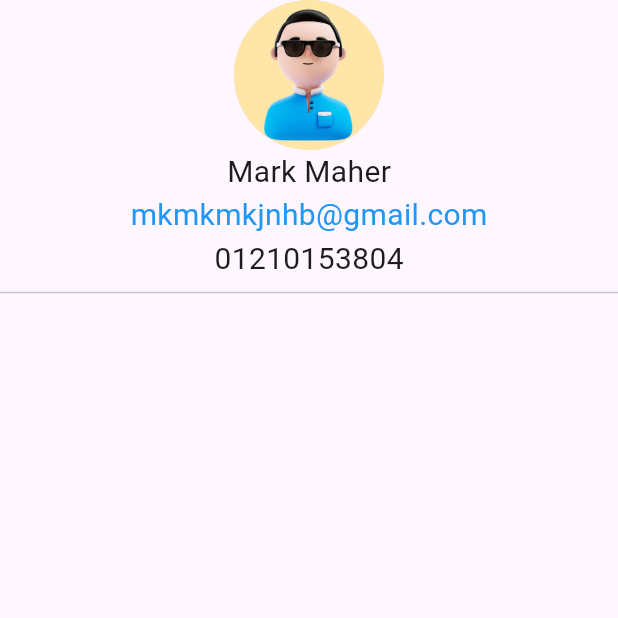
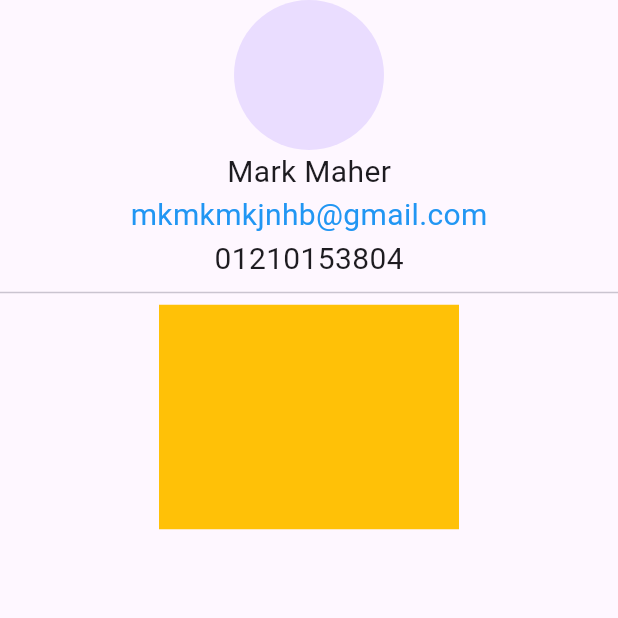
Before and after one commit to mark-maher-moris/Z-Shop, a Flutter app: the SettingsScreen screen opened directly, on a phone screen of 412 x 824 dp, the top half of it. Run offline on Flutter 3.47's test engine with Material 3 defaults, Android fonts, the phone set to English and light mode, and no system bars; our stand-ins replace bloc, carousel_slider, dio, dotted_border, flutter_bloc, fluttertoast and 1 more; accounts and stored records are empty; network calls fail; statements that could not run were skipped.

Commit message:
Profile Cliper

```diff
--- a/lib/modules/settings/settingsScreen.dart
+++ b/lib/modules/settings/settingsScreen.dart
@@ -12,7 +12,7 @@ class SettingsScreen extends StatelessWidget {
           children: [
             CircleAvatar(
               radius: 50,
-              backgroundImage: AssetImage('assets/AccountPhoto.jpg'),
+              // backgroundImage: AssetImage('assets/AccountPhoto.jpg'),
             ),
             Text(
               'Mark Maher',
@@ -27,9 +27,33 @@ class SettingsScreen extends StatelessWidget {
               style: TextStyle(fontSize: 20),
             ),
             Divider(),
+            ClipPath(
+              clipper: MyClipper(),
+              child: Container(
+                height: 150,
+                width: 200,
+                color: Colors.amber,
+              ),
+            )
           ],
         ),
       ),
     ));
   }
 }
+
+class MyClipper extends CustomClipper<Path> {
+  @override
+  Path getClip(Size size) {
+    var path = Path();
+    path.lineTo(0, size.height);
+    path.lineTo(size.width, size.height);
+    path.lineTo(size.width, 0);
+    return path;
+  }
+
+  @override
+  bool shouldReclip(CustomClipper<Path> oldClipper) {
+    return false;
+  }
+}
```
